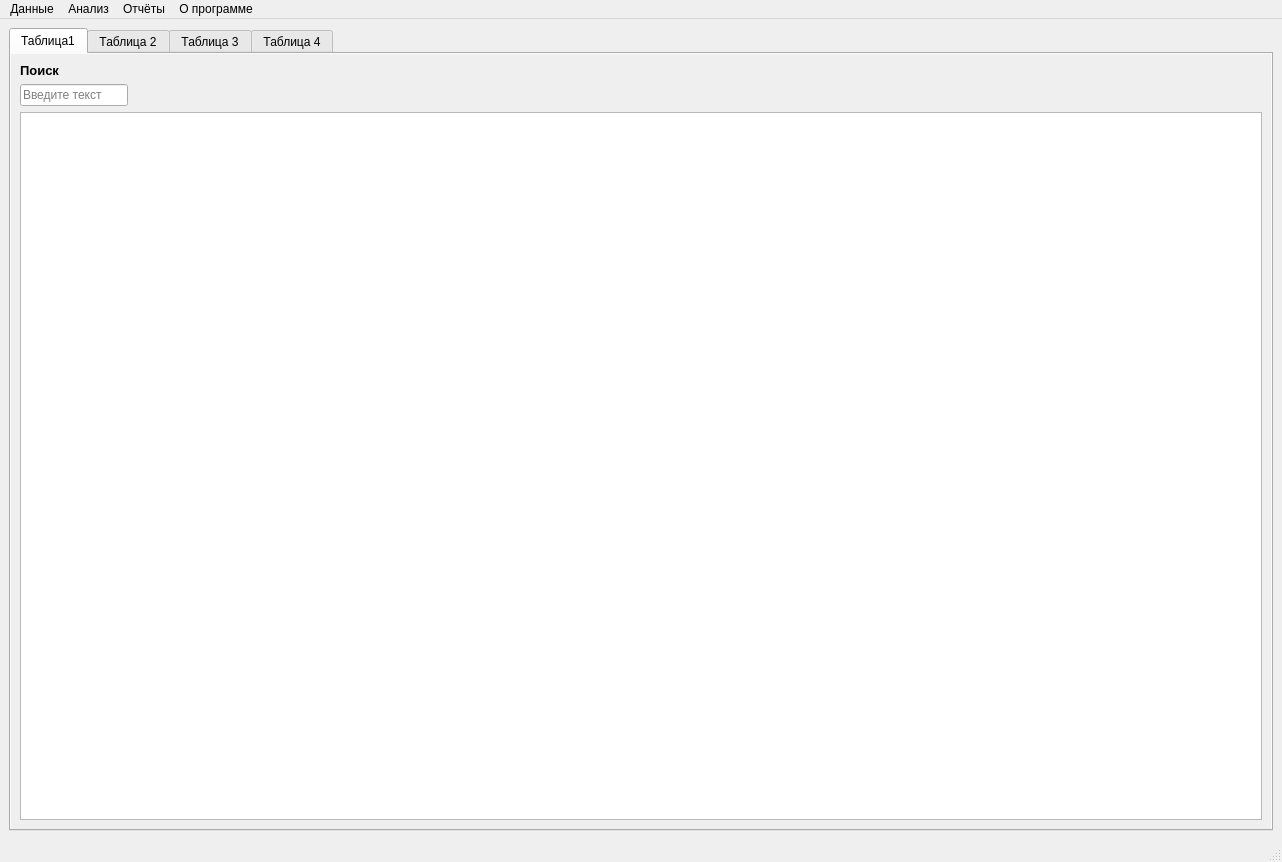
First picture: the form in ui/qt/mainWindow.ui, repository EngoyanSY/subd, before the edit.
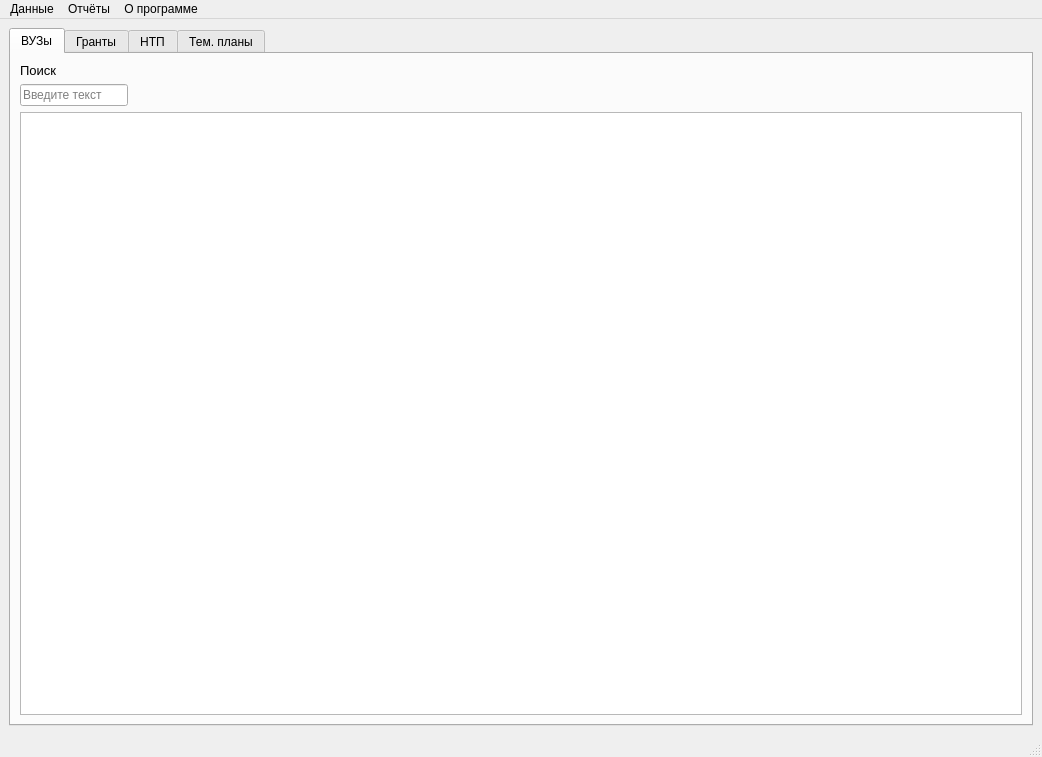
Second picture: the form after the edit. The open tabs and pages were chosen to show the change.

Commit message: feat: table sorting and auto fullscreen and styling

```diff
--- a/ui/qt/mainWindow.ui
+++ b/ui/qt/mainWindow.ui
@@ -9,26 +9,44 @@
    <rect>
     <x>0</x>
     <y>0</y>
-    <width>1282</width>
-    <height>862</height>
+    <width>1042</width>
+    <height>757</height>
    </rect>
   </property>
   <property name="windowTitle">
    <string>MainWindow</string>
   </property>
   <widget class="QWidget" name="centralwidget">
-   <layout class="QHBoxLayout" name="horizontalLayout">
-    <item>
+   <layout class="QGridLayout" name="gridLayout">
+    <item row="0" column="0">
      <widget class="QTabWidget" name="tabWidget">
+      <property name="enabled">
+       <bool>true</bool>
+      </property>
+      <property name="accessibleDescription">
+       <string notr="true"/>
+      </property>
+      <property name="autoFillBackground">
+       <bool>true</bool>
+      </property>
+      <property name="tabPosition">
+       <enum>QTabWidget::North</enum>
+      </property>
       <property name="currentIndex">
-       <number>2</number>
+       <number>0</number>
+      </property>
+      <property name="movable">
+       <bool>false</bool>
+      </property>
+      <property name="tabBarAutoHide">
+       <bool>false</bool>
       </property>
       <widget class="QWidget" name="tab_1">
        <property name="autoFillBackground">
-        <bool>true</bool>
+        <bool>false</bool>
        </property>
        <attribute name="title">
-        <string>Таблица1</string>
+        <string>ВУЗы</string>
        </attribute>
        <layout class="QGridLayout" name="gridLayout_2">
         <item row="1" column="0">
@@ -52,23 +70,34 @@
           <property name="font">
            <font>
             <pointsize>10</pointsize>
-            <bold>true</bold>
-            <kerning>true</kerning>
            </font>
           </property>
+          <property name="autoFillBackground">
+           <bool>false</bool>
+          </property>
           <property name="text">
            <string>Поиск</string>
           </property>
          </widget>
         </item>
         <item row="2" column="0">
-         <widget class="QTableView" name="tableView"/>
+         <widget class="QTableView" name="tableView">
+          <property name="sizePolicy">
+           <sizepolicy hsizetype="Expanding" vsizetype="Expanding">
+            <horstretch>0</horstretch>
+            <verstretch>0</verstretch>
+           </sizepolicy>
+          </property>
+          <property name="autoFillBackground">
+           <bool>false</bool>
+          </property>
+         </widget>
         </item>
        </layout>
       </widget>
       <widget class="QWidget" name="tab_2">
        <attribute name="title">
-        <string>Таблица 2</string>
+        <string>Гранты</string>
        </attribute>
        <layout class="QGridLayout" name="gridLayout_3">
         <item row="1" column="0">
@@ -101,7 +130,7 @@
       </widget>
       <widget class="QWidget" name="tab_3">
        <attribute name="title">
-        <string>Таблица 3</string>
+        <string>НТП</string>
        </attribute>
        <layout class="QGridLayout" name="gridLayout_4">
         <item row="1" column="0">
@@ -131,7 +160,7 @@
       </widget>
       <widget class="QWidget" name="tab_4">
        <attribute name="title">
-        <string>Таблица 4</string>
+        <string>Тем. планы</string>
        </attribute>
        <layout class="QGridLayout" name="gridLayout_5">
         <item row="0" column="0">
@@ -184,8 +213,8 @@
     <rect>
      <x>0</x>
      <y>0</y>
-     <width>1282</width>
-     <height>22</height>
+     <width>1042</width>
+     <height>26</height>
     </rect>
    </property>
    <property name="defaultUp">
@@ -199,11 +228,6 @@
      <string>Данные</string>
     </property>
    </widget>
-   <widget class="QMenu" name="analytics">
-    <property name="title">
-     <string>Анализ</string>
-    </property>
-   </widget>
    <widget class="QMenu" name="export_2">
     <property name="title">
      <string>Отчёты</string>
@@ -215,7 +239,6 @@
     </property>
    </widget>
    <addaction name="main_data"/>
-   <addaction name="analytics"/>
    <addaction name="export_2"/>
    <addaction name="about"/>
   </widget>
```
Left out of the diff: 59 changed lines with no effect on the pictures. The commit also changes 4 other files.
